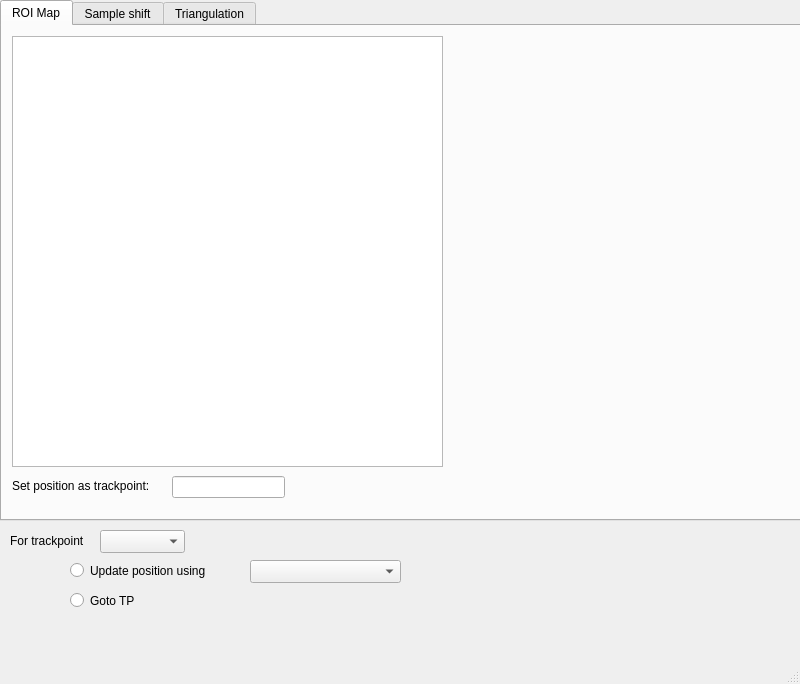
Before: the Qt Designer form gui/TrackpointManager/TrackpointManagerUI.ui in Ulm-IQO/qudi, drawn with Qt 5.
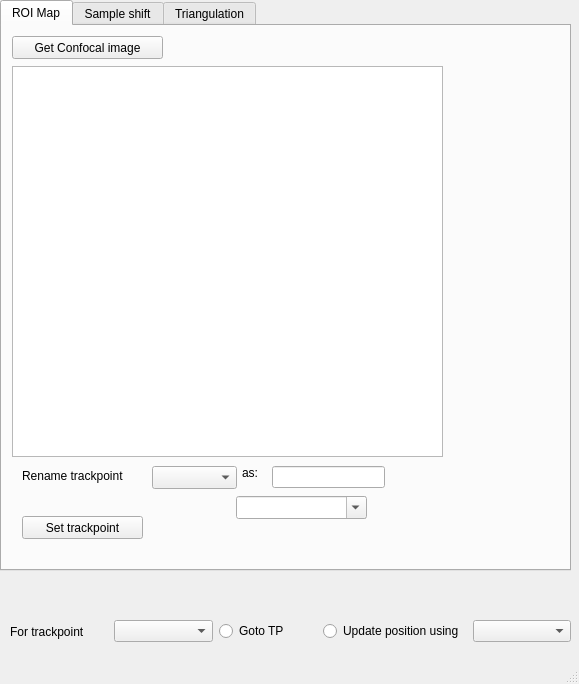
After: the same form once the commit is applied. Custom widgets are drawn as their Qt base class.

Commit message: Developments on the TrackpointManager gui design

Diff of the .ui file:
```diff
--- a/gui/TrackpointManager/TrackpointManagerUI.ui
+++ b/gui/TrackpointManager/TrackpointManagerUI.ui
@@ -6,7 +6,7 @@
    <rect>
     <x>0</x>
     <y>0</y>
-    <width>800</width>
+    <width>579</width>
     <height>684</height>
    </rect>
   </property>
@@ -14,39 +14,13 @@
    <string>qudi: Trackpoint Manager</string>
   </property>
   <widget class="QWidget" name="centralwidget">
-   <widget class="QRadioButton" name="radioButton">
-    <property name="geometry">
-     <rect>
-      <x>70</x>
-      <y>560</y>
-      <width>171</width>
-      <height>21</height>
-     </rect>
-    </property>
-    <property name="text">
-     <string>Update position using </string>
-    </property>
-   </widget>
-   <widget class="QComboBox" name="comboBox">
-    <property name="geometry">
-     <rect>
-      <x>100</x>
-      <y>530</y>
-      <width>85</width>
-      <height>23</height>
-     </rect>
-    </property>
-    <property name="editable">
-     <bool>false</bool>
-    </property>
-   </widget>
    <widget class="QTabWidget" name="tabWidget">
     <property name="geometry">
      <rect>
       <x>0</x>
       <y>0</y>
-      <width>801</width>
-      <height>521</height>
+      <width>571</width>
+      <height>571</height>
      </rect>
     </property>
     <property name="currentIndex">
@@ -60,41 +34,103 @@
       <property name="geometry">
        <rect>
         <x>10</x>
+        <y>40</y>
+        <width>431</width>
+        <height>391</height>
+       </rect>
+      </property>
+      <property name="sizePolicy">
+       <sizepolicy hsizetype="Expanding" vsizetype="Expanding">
+        <horstretch>0</horstretch>
+        <verstretch>6</verstretch>
+       </sizepolicy>
+      </property>
+     </widget>
+     <widget class="QPushButton" name="pushButton">
+      <property name="geometry">
+       <rect>
+        <x>10</x>
         <y>10</y>
-        <width>431</width>
-        <height>431</height>
+        <width>151</width>
+        <height>23</height>
        </rect>
       </property>
-      <property name="sizePolicy">
-       <sizepolicy hsizetype="Expanding" vsizetype="Expanding">
-        <horstretch>0</horstretch>
-        <verstretch>6</verstretch>
-       </sizepolicy>
+      <property name="text">
+       <string>Get Confocal image</string>
+      </property>
+     </widget>
+     <widget class="QPushButton" name="pushButton_2">
+      <property name="geometry">
+       <rect>
+        <x>20</x>
+        <y>490</y>
+        <width>121</width>
+        <height>23</height>
+       </rect>
+      </property>
+      <property name="text">
+       <string>Set trackpoint</string>
       </property>
      </widget>
      <widget class="QLabel" name="label">
       <property name="geometry">
        <rect>
-        <x>10</x>
-        <y>450</y>
-        <width>171</width>
+        <x>20</x>
+        <y>440</y>
+        <width>121</width>
         <height>20</height>
        </rect>
       </property>
       <property name="text">
-       <string>Set position as trackpoint: </string>
+       <string>Rename trackpoint </string>
       </property>
      </widget>
      <widget class="QLineEdit" name="lineEdit">
       <property name="geometry">
        <rect>
-        <x>170</x>
-        <y>450</y>
+        <x>270</x>
+        <y>440</y>
         <width>113</width>
         <height>22</height>
        </rect>
       </property>
      </widget>
+     <widget class="QComboBox" name="comboBox_3">
+      <property name="geometry">
+       <rect>
+        <x>234</x>
+        <y>470</y>
+        <width>131</width>
+        <height>23</height>
+       </rect>
+      </property>
+      <property name="editable">
+       <bool>true</bool>
+      </property>
+     </widget>
+     <widget class="QComboBox" name="comboBox_4">
+      <property name="geometry">
+       <rect>
+        <x>150</x>
+        <y>440</y>
+        <width>85</width>
+        <height>23</height>
+       </rect>
+      </property>
+     </widget>
+     <widget class="QLabel" name="label_3">
+      <property name="geometry">
+       <rect>
+        <x>240</x>
+        <y>440</y>
+        <width>58</width>
+        <height>14</height>
+       </rect>
+      </property>
+      <property name="text">
+       <string>as: </string>
+      </property>
+     </widget>
     </widget>
     <widget class="QWidget" name="sampleShift">
      <attribute name="title">
@@ -123,41 +159,48 @@
      </attribute>
     </widget>
    </widget>
-   <widget class="QLabel" name="label_2">
+   <widget class="QWidget" name="horizontalLayoutWidget">
     <property name="geometry">
      <rect>
       <x>10</x>
-      <y>530</y>
-      <width>91</width>
-      <height>21</height>
+      <y>619</y>
+      <width>561</width>
+      <height>25</height>
      </rect>
     </property>
-    <property name="text">
-     <string>For trackpoint</string>
-    </property>
-   </widget>
-   <widget class="QRadioButton" name="radioButton_2">
-    <property name="geometry">
-     <rect>
-      <x>70</x>
-      <y>590</y>
-      <width>101</width>
-      <height>21</height>
-     </rect>
-    </property>
-    <property name="text">
-     <string>Goto TP</string>
-    </property>
-   </widget>
-   <widget class="QComboBox" name="comboBox_2">
-    <property name="geometry">
-     <rect>
-      <x>250</x>
-      <y>560</y>
-      <width>151</width>
-      <height>23</height>
-     </rect>
-    </property>
+    <layout class="QHBoxLayout" name="horizontalLayout">
+     <item>
+      <widget class="QLabel" name="label_2">
+       <property name="text">
+        <string>For trackpoint</string>
+       </property>
+      </widget>
+     </item>
+     <item>
+      <widget class="QComboBox" name="comboBox">
+       <property name="editable">
+        <bool>false</bool>
+       </property>
+      </widget>
+     </item>
+     <item>
+      <widget class="QRadioButton" name="radioButton_2">
+       <property name="text">
+        <string>Goto TP</string>
+       </property>
+      </widget>
+     </item>
+     <item>
+      <widget class="QRadioButton" name="radioButton">
+       <property name="text">
+        <string>Update position using </string>
+       </property>
+      </widget>
+     </item>
+     <item>
+      <widget class="QComboBox" name="comboBox_2"/>
+     </item>
+    </layout>
    </widget>
   </widget>
   <widget class="QMenuBar" name="menubar">
```
Left out of the diff: 2 changed lines with no effect on the pictures.
